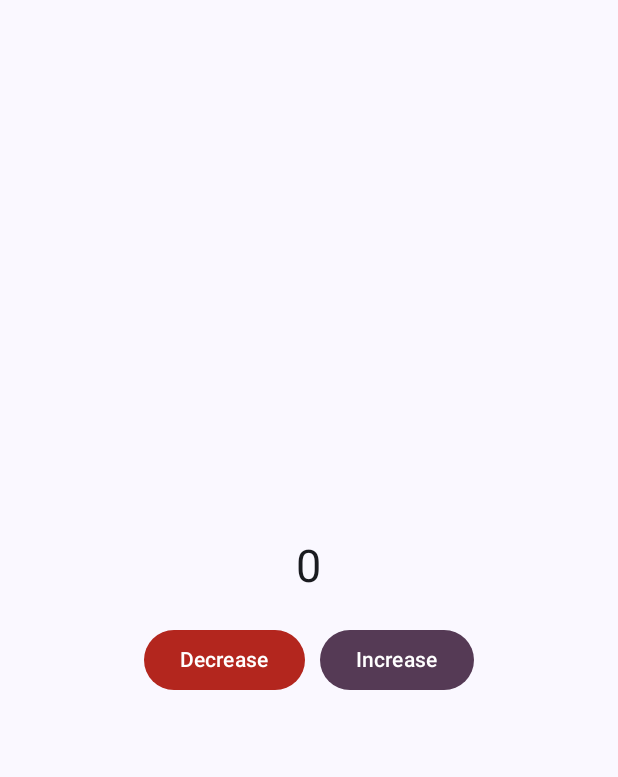
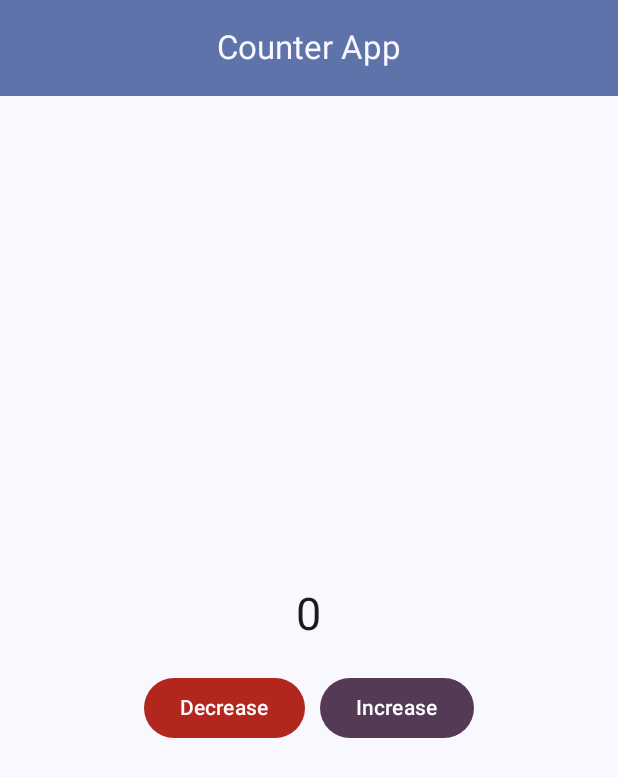
Before and after one commit to Lotsoo/counter-app, an Android app built with Jetpack Compose: the screen it shows after launch (MainActivity), on a phone screen of 412 x 824 dp. Shown: the top 777 px of the screen. Run offline under Robolectric (Android 15) with nearby library versions, the phone set to English and light mode, and no system bars.

Commit message:
feat: Make app bar

```diff
--- a/app/src/main/java/com/example/counterapp/MainActivity.kt
+++ b/app/src/main/java/com/example/counterapp/MainActivity.kt
@@ -15,9 +15,12 @@ import androidx.compose.foundation.layout.width
 import androidx.compose.material3.Button
 import androidx.compose.material3.ButtonColors
 import androidx.compose.material3.ButtonDefaults
+import androidx.compose.material3.CenterAlignedTopAppBar
+import androidx.compose.material3.ExperimentalMaterial3Api
 import androidx.compose.material3.MaterialTheme
 import androidx.compose.material3.Scaffold
 import androidx.compose.material3.Text
+import androidx.compose.material3.TopAppBarDefaults
 import androidx.compose.runtime.Composable
 import androidx.compose.runtime.getValue
 import androidx.compose.runtime.mutableIntStateOf
@@ -30,12 +33,24 @@ import androidx.compose.ui.unit.sp
 import com.example.counterapp.ui.theme.CounterAppTheme
 
 class MainActivity : ComponentActivity() {
+    @OptIn(ExperimentalMaterial3Api::class)
     override fun onCreate(savedInstanceState: Bundle?) {
         super.onCreate(savedInstanceState)
         enableEdgeToEdge()
         setContent {
             CounterAppTheme {
-                Scaffold(modifier = Modifier.fillMaxSize()) { innerPadding ->
+                Scaffold(
+                    topBar = {
+                        CenterAlignedTopAppBar(
+                            title = { Text(text = "Counter App") },
+                            colors = TopAppBarDefaults.centerAlignedTopAppBarColors(
+                                containerColor = MaterialTheme.colorScheme.primaryContainer,
+                                titleContentColor = MaterialTheme.colorScheme.background
+                            )
+                        )
+                    },
+                    modifier = Modifier.fillMaxSize()
+                ) { innerPadding ->
                     CounterApp(
                         modifier = Modifier.padding(innerPadding)
                     )
```
